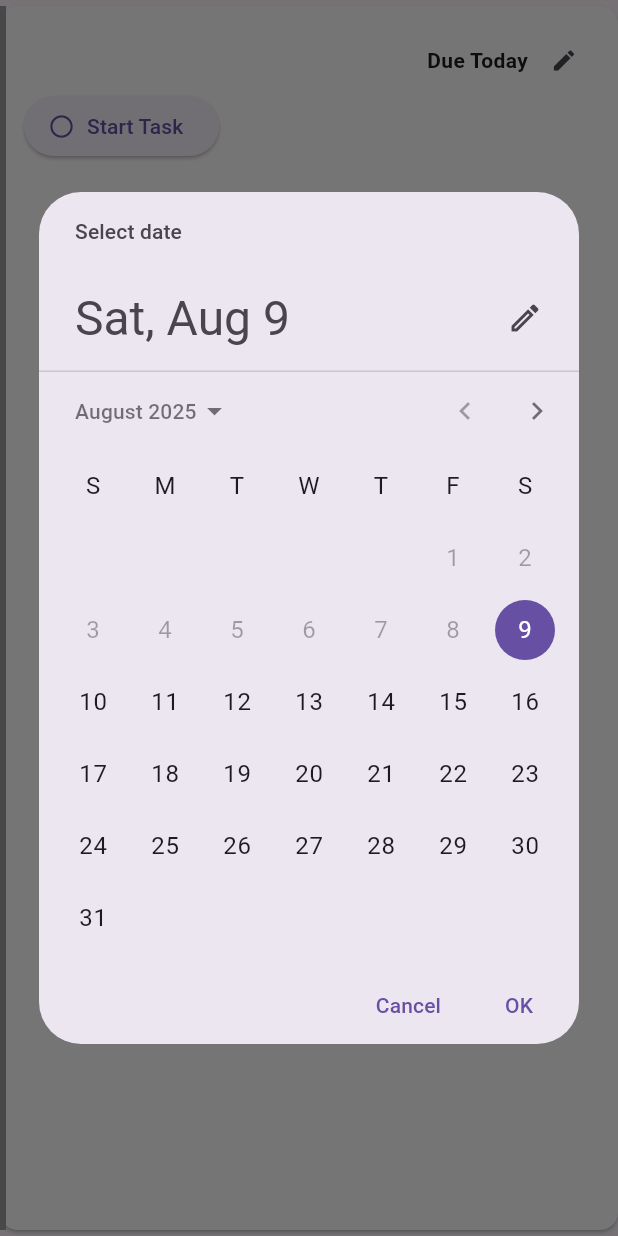
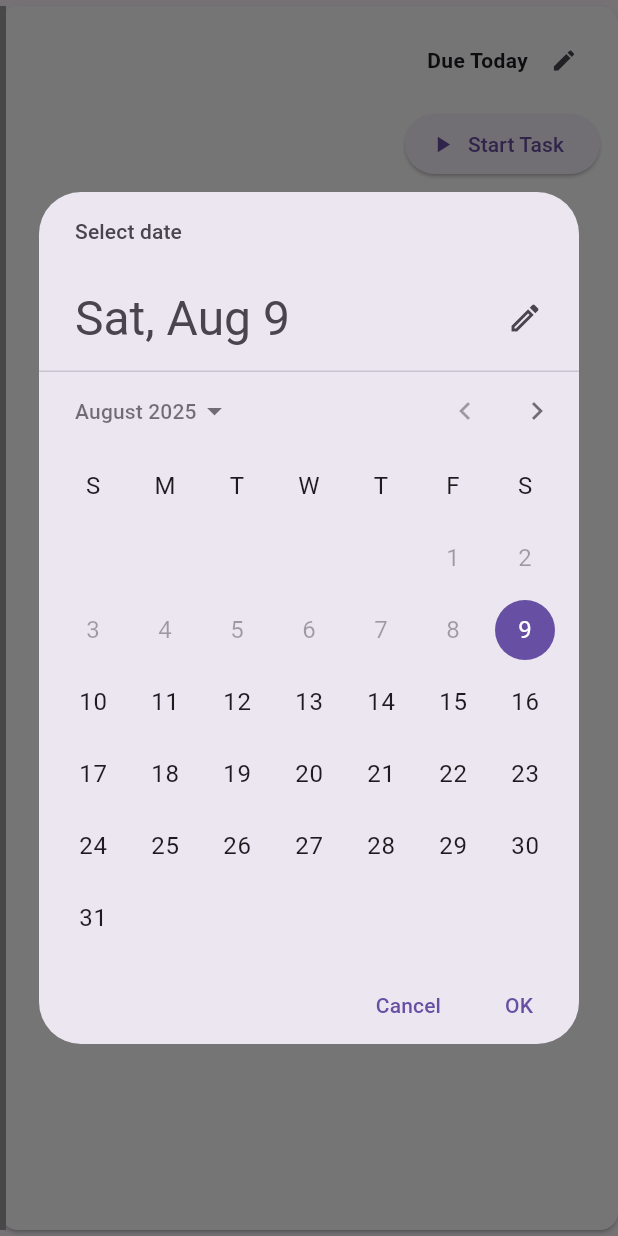
Before and after one commit to kteken10/taskmanagerui, a Flutter app: the TaskCard widget shown alone on an empty page, opened directly with empty values, after a tap on the "edit" icon, on a phone screen of 412 x 824 dp. Run offline on Flutter 3.47's test engine with Material 3 defaults, Android fonts, the light colour scheme and no system bars; our stand-ins replace flutter_local_notifications, flutter_riverpod, hive, hive_flutter, timezone; accounts and stored records are empty.

Commit message:
Best align the completed Task icon and the Undo button in the TaskCard widget.

```diff
--- a/lib/ui/task_card.dart
+++ b/lib/ui/task_card.dart
@@ -5,7 +5,6 @@ import '../providers/task_provider.dart';
 import '../l10n/app_localizations.dart';
 import '../services/analytics_service.dart';
 import '../services/notification_service.dart';
-// ignore: depend_on_referenced_packages
 import 'package:intl/intl.dart';
 
 class TaskCard extends ConsumerWidget {
@@ -20,64 +19,46 @@ class TaskCard extends ConsumerWidget {
 
     Color getStatusBorderColor() {
       switch (task.status) {
-        case TaskStatus.NotStarted:
-          return Colors.grey;
-        case TaskStatus.Started:
-          return Colors.blue;
-        case TaskStatus.Completed:
-          return Colors.green;
+        case TaskStatus.NotStarted: return Colors.grey;
+        case TaskStatus.Started: return Colors.blue;
+        case TaskStatus.Completed: return Colors.green;
       }
     }
 
     Color getTimeStatusColor() {
-      if (task.status == TaskStatus.Completed) {
-        return Colors.green;
-      } else if (task.timeStatus.contains('Overdue')) {
-        return Colors.red;
-      } else if (task.timeStatus.contains('Due in')) {
-        return Colors.orange;
-      } else {
+      if (task.status == TaskStatus.Completed) return Colors.green;
+      if (task.timeStatus.contains('Overdue')) return Colors.red;
+      if (task.timeStatus.contains('Due in')) return Colors.orange;
       return theme.colorScheme.onSurface;
-      }
     }
 
     return Card(
-      color: Colors.white, // Fond blanc fixe pour toutes les cartes
+      color: Colors.white,
       margin: const EdgeInsets.symmetric(vertical: 4),
-      elevation: 1, // Légère ombre pour le relief
+      elevation: 1,
       child: Container(
         decoration: BoxDecoration(
-          border: Border(
-            left: BorderSide(
+          border: Border(left: BorderSide(
             color: getStatusBorderColor(),
             width: 4,
-            ),
-          ),
+          )),
         ),
         child: Padding(
-          padding: const EdgeInsets.symmetric(vertical: 12, horizontal: 12),
-          child: Row(
-            crossAxisAlignment: CrossAxisAlignment.start,
-            children: [
-              // Colonne de gauche - Contenu principal
-              Expanded(
+          padding: const EdgeInsets.all(12),
           child: Column(
             crossAxisAlignment: CrossAxisAlignment.start,
             children: [
+              // Ligne 1: Titre + Statut temporel
               Row(
                 children: [
                   if (task.highPriority)
                     Padding(
                       padding: const EdgeInsets.only(right: 4),
-                            child: Icon(Icons.warning,
-                              color: Colors.red,
-                              size: 16),
+                      child: Icon(Icons.warning, color: Colors.red, size: 16),
                     ),
                   Expanded(
                     child: InkWell(
-                            onTap: () {
-                              // Action lorsqu'on clique sur le titre
-                            },
+                      onTap: () {},
                       child: Text(
                         task.title,
                         style: theme.textTheme.titleMedium?.copyWith(
@@ -88,92 +69,73 @@ class TaskCard extends ConsumerWidget {
                       ),
                     ),
                   ),
+                  const SizedBox(width: 8),
+                  Column(
+                    crossAxisAlignment: CrossAxisAlignment.end,
+                    children: [
+                      Text(
+                        task.timeStatus,
+                        style: theme.textTheme.bodyMedium?.copyWith(
+                          fontWeight: FontWeight.bold,
+                          color: getTimeStatusColor(),
+                        ),
+                      ),
+                      if (task.status != TaskStatus.NotStarted)
+                        Text(
+                          'Started: ${DateFormat('MMM d').format(task.deadline)}',
+                          style: theme.textTheme.bodySmall,
+                        ),
                     ],
                   ),
+                  if (task.status != TaskStatus.Completed)
+                    IconButton(
+                      icon: const Icon(Icons.edit, size: 18),
+                      onPressed: () => _editDeadline(context, ref),
+                      padding: EdgeInsets.zero,
+                    ),
+                ],
+              ),
+
+              // Description
+              if (task.description.isNotEmpty) ...[
                 const SizedBox(height: 4),
-                    if (task.description.isNotEmpty)
-                      Text(
-                        task.description,
-                        style: theme.textTheme.bodyMedium,
-                      ),
+                Text(task.description, style: theme.textTheme.bodyMedium),
+              ],
+
+              // Ligne 2: Assigné + Priorité + Boutons d'action
               const SizedBox(height: 8),
               Row(
                 children: [
                   if (task.assignedTo.isNotEmpty)
-                          Text(
-                            task.assignedTo,
-                            style: theme.textTheme.bodySmall,
-                          ),
+                    Text(task.assignedTo, style: theme.textTheme.bodySmall),
+
                   if (task.highPriority && task.assignedTo.isNotEmpty)
                     const Padding(
                       padding: EdgeInsets.symmetric(horizontal: 4),
                       child: Text('•', style: TextStyle(color: Colors.grey)),
                     ),
+
                   if (task.highPriority)
                     Text(
                       'High Priority',
-                            style: theme.textTheme.bodySmall?.copyWith(
-                              color: Colors.red,
+                      style: theme.textTheme.bodySmall?.copyWith(color: Colors.red),
                     ),
-                          ),
-                      ],
-                    ),
-                    const SizedBox(height: 8),
-                    // Bouton Start Task pour les tâches non démarrées
+
+                  const Spacer(),
+
                   if (task.status == TaskStatus.NotStarted)
-                      Align(
-                        alignment: Alignment.centerLeft,
-                        child: ElevatedButton.icon(
-                          icon: const Icon(Icons.circle_outlined, size: 18),
+                    ElevatedButton.icon(
+                      icon: const Icon(Icons.play_arrow, size: 18),
                       label: Text(localizations.startTask),
                       onPressed: () {
                         ref.read(taskProvider.notifier).updateTaskStatus(task.id, TaskStatus.Started);
                         AnalyticsService.logTaskEvent('start_task', task);
                       },
                     ),
-                      ),
-                  ],
-                ),
-              ),
 
-              // Colonne de droite - Statut et actions
-              Column(
-                crossAxisAlignment: CrossAxisAlignment.end,
-                children: [
-                  // Ligne du statut avec bouton d'édition
-                  Row(
-                    mainAxisSize: MainAxisSize.min,
-                    children: [
-                      Text(
-                        task.timeStatus,
-                        style: theme.textTheme.bodyMedium?.copyWith(
-                          fontWeight: FontWeight.bold,
-                          color: getTimeStatusColor(), // Couleur en fonction du statut
-                        ),
-                      ),
-                      if (task.status != TaskStatus.Completed)
+                  if (task.status == TaskStatus.Started) ...[
                     IconButton(
-                          icon: const Icon(Icons.edit, size: 18),
-                          onPressed: () => _editDeadline(context, ref),
-                          padding: EdgeInsets.zero,
-                          constraints: const BoxConstraints(),
-                        ),
-                    ],
-                  ),
-                  if (task.status == TaskStatus.Started)
-                    Text(
-                      'Started: ${DateFormat('MMM d').format(task.deadline)}',
-                      style: theme.textTheme.bodySmall,
-                    ),
-
-                  // Boutons d'action pour les tâches démarrées ou complétées
-                  if (task.status == TaskStatus.Started) ...[
-                    const SizedBox(height: 8),
-                    Row(
-                      mainAxisSize: MainAxisSize.min,
-                      children: [
-                        IconButton(
-                          icon: const Icon(Icons.check_circle, size: 24),
+                      icon: const Icon(Icons.check_circle, size: 20),
                       color: Colors.green,
                       tooltip: localizations.markComplete,
                       onPressed: () {
@@ -182,9 +144,9 @@ class TaskCard extends ConsumerWidget {
                         NotificationService.cancelNotification(task);
                       },
                     ),
-                        const SizedBox(width: 8),
+                    const SizedBox(width: 4),
                     IconButton(
-                          icon: const Icon(Icons.undo, size: 24),
+                      icon: const Icon(Icons.undo, size: 20),
                       color: Colors.blue,
                       tooltip: localizations.revert,
                       onPressed: () {
@@ -193,12 +155,16 @@ class TaskCard extends ConsumerWidget {
                       },
                     ),
                   ],
+                ],
               ),
-                  ],
 
-                  if (task.status == TaskStatus.Completed)
-                    IconButton(
-                      icon: const Icon(Icons.refresh, size: 24),
+              // Bouton pour tâches complétées
+              if (task.status == TaskStatus.Completed) ...[
+                const SizedBox(height: 8),
+                Align(
+                  alignment: Alignment.centerRight,
+                  child: IconButton(
+                    icon: const Icon(Icons.refresh, size: 20),
                     color: Colors.blue,
                     tooltip: localizations.reopen,
                     onPressed: () {
@@ -207,8 +173,8 @@ class TaskCard extends ConsumerWidget {
                       NotificationService.scheduleTaskNotification(task.copyWith(status: TaskStatus.Started));
                     },
                   ),
+                ),
               ],
-              ),
             ],
           ),
         ),
```
Lines whose indentation alone changed are shown as unchanged.
